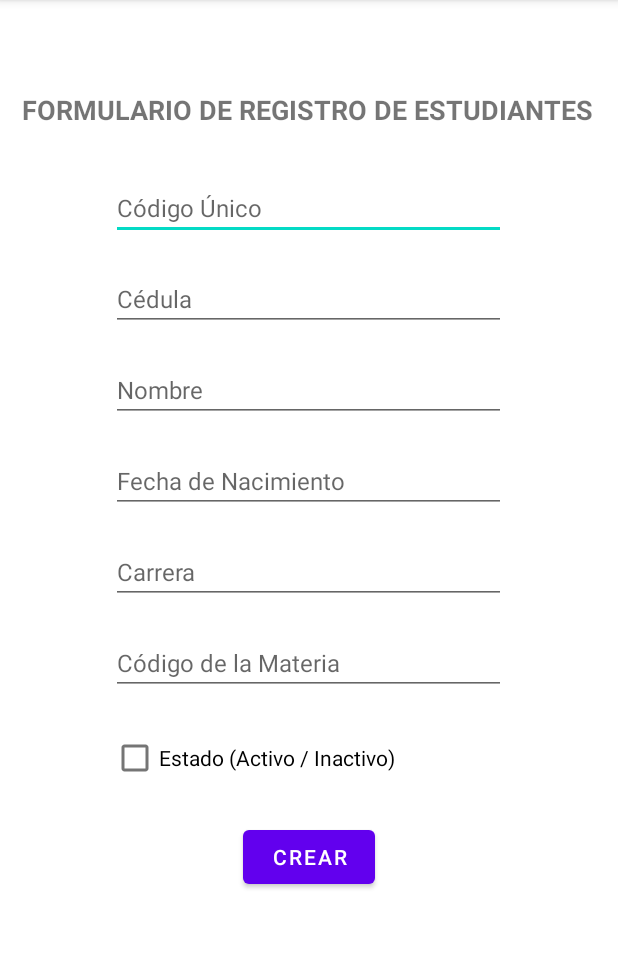
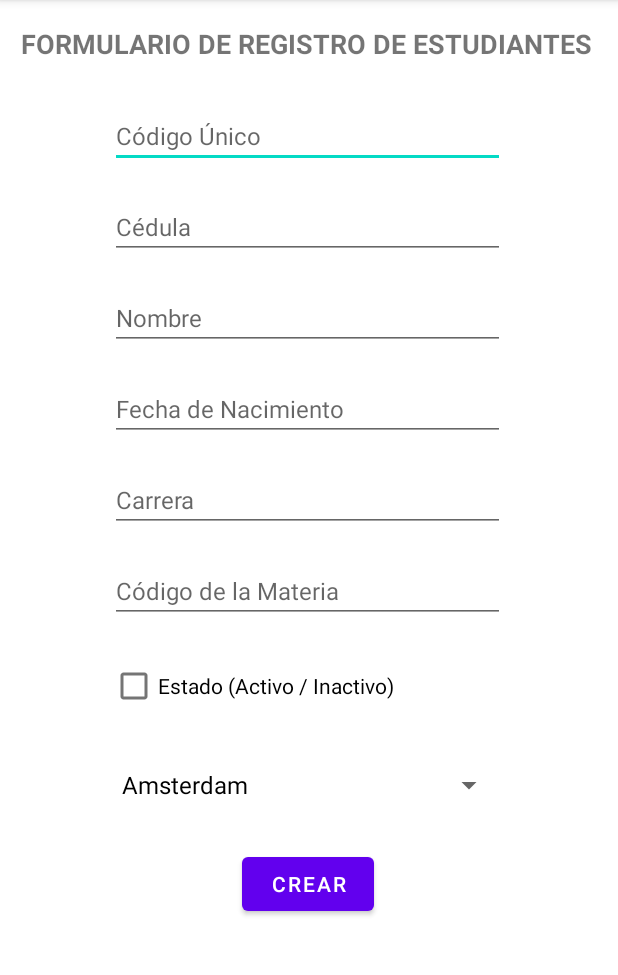
Before and after one commit to 2021-a-moviles-computacion/mov-comp-garcia-cuvi-andres-wladimir, an Android app: the EstudiantesFormularioRegistro screen opened directly, with no data from a screen before it, on a phone screen of 412 x 824 dp, the part 84-1059 px from its top. Run offline under Robolectric (Android 15) with nearby library versions, the phone set to English and light mode, and no system bars; our stand-ins replace Firebase (no records; nobody signed in at launch, a user with empty details on screens opened directly).

Commit message:
Examen02 - Spinner para Ubicación

```diff
--- a/Examen02/app/src/main/java/com/example/examen2b_estudiante_materia/EstudiantesFormularioRegistro.kt
+++ b/Examen02/app/src/main/java/com/example/examen2b_estudiante_materia/EstudiantesFormularioRegistro.kt
@@ -4,18 +4,71 @@ import android.content.ContentValues.TAG
 import androidx.appcompat.app.AppCompatActivity
 import android.os.Bundle
 import android.util.Log
-import android.widget.Button
-import android.widget.CheckBox
-import android.widget.EditText
-import android.widget.Toast
+import android.view.View
+import android.widget.*
 import com.google.firebase.firestore.DocumentSnapshot
 import com.google.firebase.firestore.ktx.firestore
 import com.google.firebase.ktx.Firebase
 
 class EstudiantesFormularioRegistro : AppCompatActivity() {
+    var latitud = 0.0
+    var longitud =0.0
+    var ciudadSeleccionado = ""
     override fun onCreate(savedInstanceState: Bundle?) {
         super.onCreate(savedInstanceState)
         setContentView(R.layout.activity_estudiantes_formulario_registro)
+
+        //ciudades
+        val ciudadades = arrayOf("Amsterdam", "Berlin", "Bogotá", "London", "Madrid", "México DC", "New York",
+            "Paris", "Quito", "Rio de Janeiro", "Tokyo", "Vienna", "Zürich")
+
+        val latitudes = arrayOf(52.35573356081986, 52.5192880232342, 4.708507195958197, 51.509162838374365, 40.41800636913152, 19.432671298400965,
+            40.73378562762449, 48.85901815928653, -0.21922483476220822,-22.938658330236088,35.68614253218143,48.217399805696736,47.36894099516527)
+        val longitudes = arrayOf(4.881766688070693, 13.409614318972272, -74.05425716885155, -0.12767985390655445, -3.7077094446139935, -99.12723505493796,
+            -73.99320893340935,2.296522110492033, -78.51152304364815, -43.228146943991, 139.78434424093086, 16.399427792363813, 8.550536094895179)
+
+
+        val spinnerUbicacion = findViewById<Spinner>(R.id.spUbicacionEstudiante)
+
+        val adaptadorUbicacion = ArrayAdapter(
+            this,
+            android.R.layout.simple_spinner_dropdown_item,
+            ciudadades
+        )
+
+        spinnerUbicacion.adapter = adaptadorUbicacion
+
+        spinnerUbicacion.onItemSelectedListener = object :
+            AdapterView.OnItemClickListener, AdapterView.OnItemSelectedListener {
+            override fun onItemSelected(
+                parent: AdapterView<*>?,
+                view: View?,
+                position: Int,
+                id: Long
+            ) {
+                ciudadSeleccionado = parent?.getItemAtPosition(position) as String
+                latitud=latitudes[position]
+                longitud=longitudes[position]
+                Log.i("ciudades", "$position")
+            }
+
+
+            override fun onNothingSelected(parent: AdapterView<*>?) {
+
+            }
+
+            override fun onItemClick(
+                parent: AdapterView<*>?,
+                view: View?,
+                position: Int,
+                id: Long
+            ) {
+
+            }
+
+
+        }
+
 
         //Botón para crear
         val btnCrearEstudiante = findViewById<Button>(R.id.btnCrearEstudiante)
@@ -23,9 +76,14 @@ class EstudiantesFormularioRegistro : AppCompatActivity() {
         btnCrearEstudiante.setOnClickListener {
             crearEstudiante()
         }
+
+
     }
 
     private fun crearEstudiante() {
+
+
+
         //Ingreso de datos
 
         val editTextCarrera = findViewById<EditText>(R.id.edtxtCarreraEstudiante)
--- a/Examen02/app/src/main/res/layout/activity_estudiantes_formulario_registro.xml
+++ b/Examen02/app/src/main/res/layout/activity_estudiantes_formulario_registro.xml
@@ -15,16 +15,16 @@
         android:textStyle="bold"
         app:layout_constraintBottom_toBottomOf="parent"
         app:layout_constraintEnd_toEndOf="parent"
-        app:layout_constraintHorizontal_bias="0.485"
+        app:layout_constraintHorizontal_bias="0.457"
         app:layout_constraintStart_toStartOf="parent"
         app:layout_constraintTop_toTopOf="parent"
-        app:layout_constraintVertical_bias="0.082" />
+        app:layout_constraintVertical_bias="0.022" />
 
     <EditText
         android:id="@+id/edtxtCodigoEstudiante"
         android:layout_width="263dp"
         android:layout_height="wrap_content"
-        android:layout_marginTop="32dp"
+        android:layout_marginTop="28dp"
         android:ems="10"
         android:hint="Código Único"
         android:inputType="textPersonName"
@@ -115,16 +115,26 @@
         app:layout_constraintStart_toStartOf="@+id/edtxtIDMateriaEstudiante"
         app:layout_constraintTop_toBottomOf="@+id/edtxtIDMateriaEstudiante" />
 
+    <Spinner
+        android:id="@+id/spUbicacionEstudiante"
+        android:layout_width="263dp"
+        android:layout_height="wrap_content"
+        android:layout_marginTop="18dp"
+        app:layout_constraintEnd_toEndOf="@+id/checkBoxEstadoEstudiante"
+        app:layout_constraintHorizontal_bias="0.428"
+        app:layout_constraintStart_toStartOf="@+id/checkBoxEstadoEstudiante"
+        app:layout_constraintTop_toBottomOf="@+id/checkBoxEstadoEstudiante" />
+
     <Button
         android:id="@+id/btnCrearEstudiante"
         android:layout_width="wrap_content"
         android:layout_height="wrap_content"
         android:layout_marginTop="18dp"
         android:text="CREAR"
-        app:layout_constraintEnd_toEndOf="@+id/checkBoxEstadoEstudiante"
-        app:layout_constraintHorizontal_bias="0.502"
-        app:layout_constraintStart_toStartOf="@+id/checkBoxEstadoEstudiante"
-        app:layout_constraintTop_toBottomOf="@+id/checkBoxEstadoEstudiante" />
+        app:layout_constraintEnd_toEndOf="@+id/spUbicacionEstudiante"
+        app:layout_constraintStart_toStartOf="@+id/spUbicacionEstudiante"
+        app:layout_constraintTop_toBottomOf="@+id/spUbicacionEstudiante" />
+
 
 
 </androidx.constraintlayout.widget.ConstraintLayout>
```
